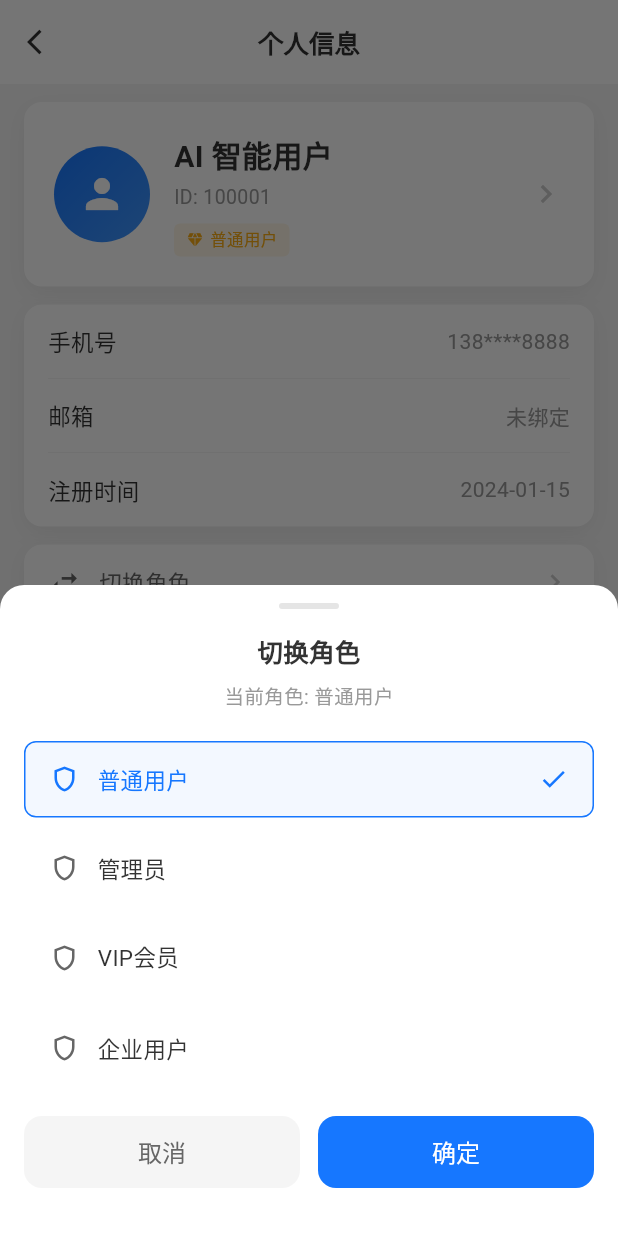
After one commit to 17607131520Aaron/linggoutong-ai-app, a Flutter app: the ProfilePage screen opened by its route, after a tap on "切换角色", on a phone screen of 412 x 824 dp. The commit adds this screen. Run offline on Flutter 3.47's test engine with Material 3 defaults, Android fonts, the phone set to English and light mode, and no system bars; our stand-ins replace go_router.

Commit message:
feat(mine): 添加个人资料页面并实现点击跳转功能

```diff
--- a/lib/pages/mine/mine_page.dart
+++ b/lib/pages/mine/mine_page.dart
@@ -21,7 +21,7 @@ class MinePage extends StatelessWidget {
       body: SingleChildScrollView(
         child: Column(
           children: [
-            _buildUserInfoCard(),
+            _buildUserInfoCard(context),
             const SizedBox(height: 12),
             _buildStatsCard(),
             const SizedBox(height: 12),
@@ -39,8 +39,10 @@ class MinePage extends StatelessWidget {
     );
   }
 
-  Widget _buildUserInfoCard() {
-    return Container(
+  Widget _buildUserInfoCard(BuildContext context) {
+    return GestureDetector(
+      onTap: () => context.push('/profile'),
+      child: Container(
       margin: const EdgeInsets.all(16),
       padding: const EdgeInsets.all(20),
       decoration: BoxDecoration(
@@ -112,6 +114,7 @@ class MinePage extends StatelessWidget {
           ),
           const Icon(Icons.chevron_right, color: AntColors.textQuaternary),
         ],
+      ),
       ),
     );
   }
--- /dev/null
+++ b/lib/pages/mine/profile_page.dart
@@ -0,0 +1,442 @@
+import 'package:flutter/material.dart';
+import 'package:go_router/go_router.dart';
+import 'package:linggoutong_ai_app/common/ant_theme.dart';
+
+class ProfilePage extends StatefulWidget {
+  const ProfilePage({super.key});
+
+  @override
+  State<ProfilePage> createState() => _ProfilePageState();
+}
+
+class _ProfilePageState extends State<ProfilePage> {
+  String _currentRole = '普通用户';
+  final List<String> _roles = ['普通用户', '管理员', 'VIP会员', '企业用户'];
+
+  @override
+  Widget build(BuildContext context) {
+    return Scaffold(
+      backgroundColor: AntColors.bgSecondary,
+      appBar: AppBar(
+        title: const Text('个人信息'),
+        leading: IconButton(
+          icon: const Icon(Icons.arrow_back_ios, size: 20),
+          onPressed: () => context.pop(),
+        ),
+      ),
+      body: SingleChildScrollView(
+        child: Column(
+          children: [
+            const SizedBox(height: 12),
+            _buildUserHeader(),
+            const SizedBox(height: 12),
+            _buildInfoSection(),
+            const SizedBox(height: 12),
+            _buildActionSection(),
+            const SizedBox(height: 40),
+          ],
+        ),
+      ),
+    );
+  }
+
+  Widget _buildUserHeader() {
+    return GestureDetector(
+      onTap: () {},
+      child: Container(
+        margin: const EdgeInsets.symmetric(horizontal: 16),
+        padding: const EdgeInsets.all(20),
+        decoration: BoxDecoration(
+          color: AntColors.bgPrimary,
+          borderRadius: BorderRadius.circular(AntRadius.md),
+          boxShadow: AntColors.shadow,
+        ),
+        child: Row(
+          children: [
+            Container(
+              width: 64,
+              height: 64,
+              decoration: BoxDecoration(
+                gradient: const LinearGradient(
+                  colors: [AntColors.primary, AntColors.primaryLight],
+                  begin: Alignment.topLeft,
+                  end: Alignment.bottomRight,
+                ),
+                borderRadius: BorderRadius.circular(32),
+              ),
+              child: const Icon(Icons.person, size: 32, color: Colors.white),
+            ),
+            const SizedBox(width: 16),
+            Expanded(
+              child: Column(
+                crossAxisAlignment: CrossAxisAlignment.start,
+                children: [
+                  const Text(
+                    'AI 智能用户',
+                    style: TextStyle(
+                      fontSize: 20,
+                      fontWeight: FontWeight.bold,
+                      color: AntColors.textPrimary,
+                    ),
+                  ),
+                  const SizedBox(height: 4),
+                  Text(
+                    'ID: 100001',
+                    style: TextStyle(
+                      fontSize: 13,
+                      color: AntColors.textTertiary,
+                    ),
+                  ),
+                  const SizedBox(height: 8),
+                  Container(
+                    padding: const EdgeInsets.symmetric(horizontal: 8, vertical: 3),
+                    decoration: BoxDecoration(
+                      color: AntColors.warning.withValues(alpha: 0.1),
+                      borderRadius: BorderRadius.circular(AntRadius.xs),
+                    ),
+                    child: Row(
+                      mainAxisSize: MainAxisSize.min,
+                      children: [
+                        const Icon(Icons.diamond, size: 12, color: AntColors.warning),
+                        const SizedBox(width: 4),
+                        Text(
+                          _currentRole,
+                          style: const TextStyle(
+                            fontSize: 11,
+                            color: AntColors.warning,
+                            fontWeight: FontWeight.w500,
+                          ),
+                        ),
+                      ],
+                    ),
+                  ),
+                ],
+              ),
+            ),
+            const Icon(Icons.chevron_right, color: AntColors.textQuaternary),
+          ],
+        ),
+      ),
+    );
+  }
+
+  Widget _buildInfoSection() {
+    return Container(
+      margin: const EdgeInsets.symmetric(horizontal: 16),
+      decoration: BoxDecoration(
+        color: AntColors.bgPrimary,
+        borderRadius: BorderRadius.circular(AntRadius.md),
+        boxShadow: AntColors.shadow,
+      ),
+      child: Column(
+        children: [
+          _buildInfoItem('手机号', '138****8888'),
+          _buildDivider(),
+          _buildInfoItem('邮箱', '未绑定'),
+          _buildDivider(),
+          _buildInfoItem('注册时间', '2024-01-15'),
+        ],
+      ),
+    );
+  }
+
+  Widget _buildInfoItem(String label, String value) {
+    return Padding(
+      padding: const EdgeInsets.symmetric(horizontal: 16, vertical: 14),
+      child: Row(
+        mainAxisAlignment: MainAxisAlignment.spaceBetween,
+        children: [
+          Text(
+            label,
+            style: const TextStyle(
+              fontSize: 15,
+              color: AntColors.textPrimary,
+            ),
+          ),
+          Text(
+            value,
+            style: const TextStyle(
+              fontSize: 14,
+              color: AntColors.textTertiary,
+            ),
+          ),
+        ],
+      ),
+    );
+  }
+
+  Widget _buildActionSection() {
+    return Container(
+      margin: const EdgeInsets.symmetric(horizontal: 16),
+      decoration: BoxDecoration(
+        color: AntColors.bgPrimary,
+        borderRadius: BorderRadius.circular(AntRadius.md),
+        boxShadow: AntColors.shadow,
+      ),
+      child: Column(
+        children: [
+          _buildActionItem(
+            Icons.swap_horiz,
+            '切换角色',
+            onTap: _showRoleSwitchSheet,
+          ),
+          _buildDivider(),
+          _buildActionItem(
+            Icons.switch_account_outlined,
+            '切换账号',
+            onTap: _showSwitchAccountDialog,
+          ),
+          _buildDivider(),
+          _buildActionItem(
+            Icons.logout,
+            '退出登录',
+            color: AntColors.error,
+            onTap: _showLogoutDialog,
+          ),
+        ],
+      ),
+    );
+  }
+
+  Widget _buildActionItem(IconData icon, String title,
+      {Color color = AntColors.textSecondary, VoidCallback? onTap}) {
+    return GestureDetector(
+      onTap: onTap,
+      behavior: HitTestBehavior.opaque,
+      child: Container(
+        padding: const EdgeInsets.symmetric(horizontal: 16, vertical: 14),
+        child: Row(
+          children: [
+            Icon(icon, size: 22, color: color),
+            const SizedBox(width: 12),
+            Expanded(
+              child: Text(
+                title,
+                style: TextStyle(
+                  fontSize: 15,
+                  color: color,
+                ),
+              ),
+            ),
+            const Icon(Icons.chevron_right, color: AntColors.textQuaternary, size: 20),
+          ],
+        ),
+      ),
+    );
+  }
+
+  Widget _buildDivider() {
+    return const Padding(
+      padding: EdgeInsets.symmetric(horizontal: 16),
+      child: Divider(height: 0.5, color: AntColors.borderSecondary),
+    );
+  }
+
+  void _showRoleSwitchSheet() {
+    String selectedRole = _currentRole;
+    showModalBottomSheet(
+      context: context,
+      backgroundColor: Colors.transparent,
+      isScrollControlled: true,
+      builder: (context) => StatefulBuilder(
+        builder: (context, setSheetState) => Container(
+          decoration: const BoxDecoration(
+            color: AntColors.bgPrimary,
+            borderRadius: BorderRadius.vertical(top: Radius.circular(AntRadius.lg)),
+          ),
+          child: Column(
+            mainAxisSize: MainAxisSize.min,
+            children: [
+              Container(
+                margin: const EdgeInsets.only(top: 12),
+                width: 40,
+                height: 4,
+                decoration: BoxDecoration(
+                  color: AntColors.borderPrimary,
+                  borderRadius: BorderRadius.circular(2),
+                ),
+              ),
+              const SizedBox(height: 16),
+              const Text(
+                '切换角色',
+                style: TextStyle(
+                  fontSize: 17,
+                  fontWeight: FontWeight.w600,
+                  color: AntColors.textPrimary,
+                ),
+              ),
+              const SizedBox(height: 8),
+              Text(
+                '当前角色: $_currentRole',
+                style: const TextStyle(
+                  fontSize: 13,
+                  color: AntColors.textTertiary,
+                ),
+              ),
+              const SizedBox(height: 16),
+              ..._roles.map((role) => _buildRoleItem(role, selectedRole, (r) {
+                setSheetState(() => selectedRole = r);
+              })),
+              const SizedBox(height: 16),
+              Padding(
+                padding: const EdgeInsets.symmetric(horizontal: 16),
+                child: Row(
+                  children: [
+                    Expanded(
+                      child: SizedBox(
+                        height: 48,
+                        child: TextButton(
+                          onPressed: () => Navigator.pop(context),
+                          style: TextButton.styleFrom(
+                            backgroundColor: AntColors.bgSecondary,
+                            shape: RoundedRectangleBorder(
+                              borderRadius: BorderRadius.circular(AntRadius.md),
+                            ),
+                          ),
+                          child: const Text(
+                            '取消',
+                            style: TextStyle(
+                              fontSize: 16,
+                              color: AntColors.textSecondary,
+                            ),
+                          ),
+                        ),
+                      ),
+                    ),
+                    const SizedBox(width: 12),
+                    Expanded(
+                      child: SizedBox(
+                        height: 48,
+                        child: TextButton(
+                          onPressed: () {
+                            setState(() {
+                              _currentRole = selectedRole;
+                            });
+                            Navigator.pop(context);
+                            ScaffoldMessenger.of(context).showSnackBar(
+                              SnackBar(
+                                content: Text('已切换为: $selectedRole'),
+                                duration: const Duration(seconds: 1),
+                              ),
+                            );
+                          },
+                          style: TextButton.styleFrom(
+                            backgroundColor: AntColors.primary,
+                            shape: RoundedRectangleBorder(
+                              borderRadius: BorderRadius.circular(AntRadius.md),
+                            ),
+                          ),
+                          child: const Text(
+                            '确定',
+                            style: TextStyle(
+                              fontSize: 16,
+                              color: Colors.white,
+                            ),
+                          ),
+                        ),
+                      ),
+                    ),
+                  ],
+                ),
+              ),
+              const SizedBox(height: 32),
+            ],
+          ),
+        ),
+      ),
+    );
+  }
+
+  Widget _buildRoleItem(String role, String selectedRole, ValueChanged<String> onSelect) {
+    final isSelected = role == selectedRole;
+    return GestureDetector(
+      onTap: () => onSelect(role),
+      child: Container(
+        margin: const EdgeInsets.symmetric(horizontal: 16, vertical: 4),
+        padding: const EdgeInsets.symmetric(horizontal: 16, vertical: 14),
+        decoration: BoxDecoration(
+          color: isSelected ? AntColors.primary.withValues(alpha: 0.05) : Colors.transparent,
+          borderRadius: BorderRadius.circular(AntRadius.sm),
+          border: Border.all(
+            color: isSelected ? AntColors.primary : Colors.transparent,
+            width: 1,
+          ),
+        ),
+        child: Row(
+          children: [
+            Icon(
+              Icons.shield_outlined,
+              size: 20,
+              color: isSelected ? AntColors.primary : AntColors.textSecondary,
+            ),
+            const SizedBox(width: 12),
+            Expanded(
+              child: Text(
+                role,
+                style: TextStyle(
+                  fontSize: 15,
+                  color: isSelected ? AntColors.primary : AntColors.textPrimary,
+                  fontWeight: isSelected ? FontWeight.w500 : FontWeight.normal,
+                ),
+              ),
+            ),
+            if (isSelected)
+              const Icon(Icons.check, size: 20, color: AntColors.primary),
+          ],
+        ),
+      ),
+    );
+  }
+
+  void _showSwitchAccountDialog() {
+    showDialog(
+      context: context,
+      builder: (ctx) => AlertDialog(
+        shape: RoundedRectangleBorder(
+          borderRadius: BorderRadius.circular(AntRadius.md),
+        ),
+        title: const Text('切换账号', style: TextStyle(fontSize: 17, fontWeight: FontWeight.w600)),
+        content: const Text('确定要切换到其他账号吗？', style: TextStyle(fontSize: 15, color: AntColors.textSecondary)),
+        actions: [
+          TextButton(
+            onPressed: () => Navigator.pop(ctx),
+            child: const Text('取消', style: TextStyle(color: AntColors.textTertiary)),
+          ),
+          TextButton(
+            onPressed: () {
+              Navigator.pop(ctx);
+              context.go('/login');
+            },
+            child: const Text('确定', style: TextStyle(color: AntColors.primary)),
+          ),
+        ],
+      ),
+    );
+  }
+
+  void _showLogoutDialog() {
+    showDialog(
+      context: context,
+      builder: (ctx) => AlertDialog(
+        shape: RoundedRectangleBorder(
+          borderRadius: BorderRadius.circular(AntRadius.md),
+        ),
+        title: const Text('提示', style: TextStyle(fontSize: 17, fontWeight: FontWeight.w600)),
+        content: const Text('确定要退出登录吗？', style: TextStyle(fontSize: 15, color: AntColors.textSecondary)),
+        actions: [
+          TextButton(
+            onPressed: () => Navigator.pop(ctx),
+            child: const Text('取消', style: TextStyle(color: AntColors.textTertiary)),
+          ),
+          TextButton(
+            onPressed: () {
+              Navigator.pop(ctx);
+              context.go('/login');
+            },
+            child: const Text('确定', style: TextStyle(color: AntColors.primary)),
+          ),
+        ],
+      ),
+    );
+  }
+}
--- a/lib/router/app_router.dart
+++ b/lib/router/app_router.dart
@@ -3,6 +3,7 @@ import 'package:go_router/go_router.dart';
 import 'package:linggoutong_ai_app/pages/home/home_page.dart';
 import 'package:linggoutong_ai_app/pages/ai/ai_page.dart';
 import 'package:linggoutong_ai_app/pages/mine/mine_page.dart';
+import 'package:linggoutong_ai_app/pages/mine/profile_page.dart';
 import 'package:linggoutong_ai_app/pages/login/login_page.dart';
 import 'package:linggoutong_ai_app/pages/register/register_page.dart';
 import 'package:linggoutong_ai_app/common/ant_theme.dart';
@@ -18,6 +19,10 @@ class AppRouter {
       GoRoute(
         path: '/register',
         builder: (context, state) => const RegisterPage(),
+      ),
+      GoRoute(
+        path: '/profile',
+        builder: (context, state) => const ProfilePage(),
       ),
       StatefulShellRoute.indexedStack(
         builder: (context, state, navigationShell) {
```
